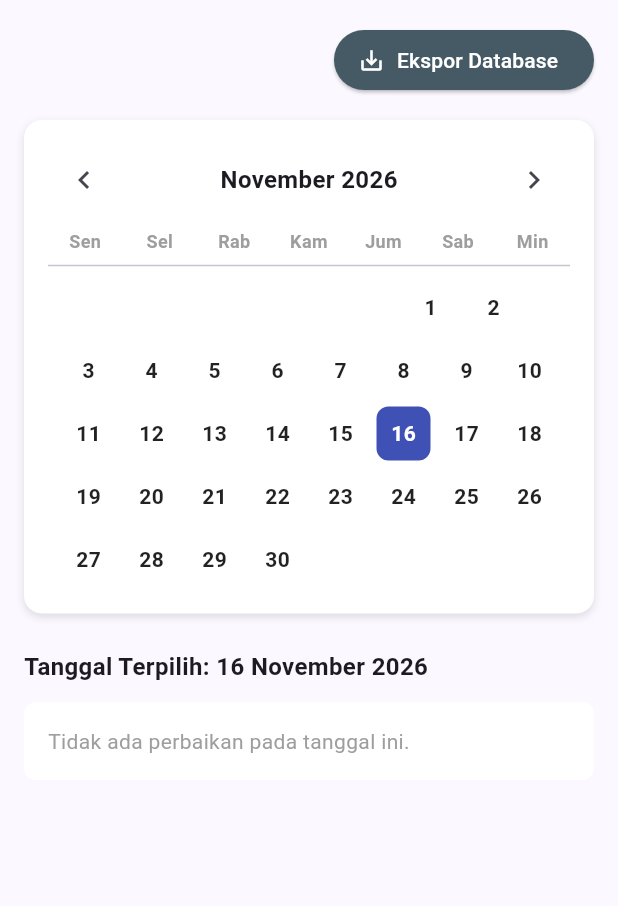
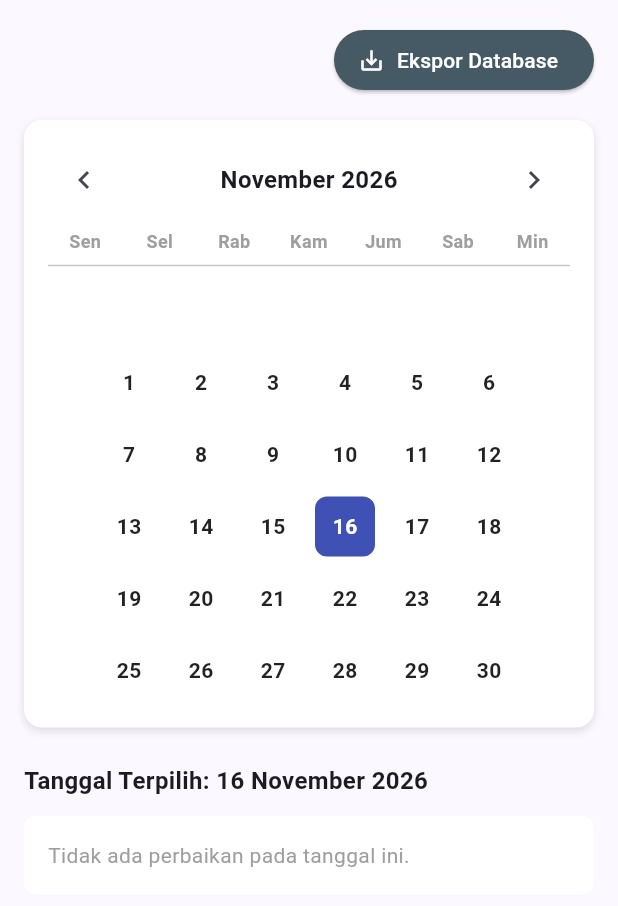
Before and after one commit to BagusAhmadi/aplikasi_perawatan_itrr, a Flutter app: the GensetRiwayatScreen widget shown alone on an empty page, opened directly, on a phone screen of 412 x 824 dp. Shown: the top 906 px of the screen. Run offline on Flutter 3.47's test engine with Material 3 defaults, Android fonts, the phone set to English and light mode, and no system bars; our stand-ins replace file_picker, pdf, share_plus, sqflite; accounts and stored records are empty.

Commit message:
v19.5 kalender riwayat

```diff
--- a/lib/screens/genset/genset_riwayat_screen.dart
+++ b/lib/screens/genset/genset_riwayat_screen.dart
@@ -350,6 +350,9 @@ class _GensetRiwayatScreenState extends State<GensetRiwayatScreen> {
     );
   }
 
+  // ==========================================
+  // GRID KALENDER (UKURAN TETAP & ANTI MELAR)
+  // ==========================================
   Widget _buildCalendarGrid() {
     final firstDayOfMonth = DateTime(_currentMonth.year, _currentMonth.month, 1);
     final lastDayOfMonth = DateTime(_currentMonth.year, _currentMonth.month + 1, 0);
@@ -360,7 +363,7 @@ class _GensetRiwayatScreenState extends State<GensetRiwayatScreen> {
     List<Widget> dayWidgets = [];
 
     for (int i = 1; i < firstWeekday; i++) {
-      dayWidgets.add(const SizedBox(width: 36, height: 36));
+      dayWidgets.add(const SizedBox(width: 44, height: 44));
     }
 
     for (int i = 1; i <= totalDays; i++) {
@@ -375,8 +378,8 @@ class _GensetRiwayatScreenState extends State<GensetRiwayatScreen> {
         GestureDetector(
           onTap: () => setState(() => _selectedDate = date),
           child: Container(
-            width: 36,
-            height: 36,
+            width: 40, // Ukuran kotak tanggal dikunci
+            height: 40,
             margin: const EdgeInsets.all(2),
             decoration: BoxDecoration(
               color: isSelected
@@ -403,11 +406,17 @@ class _GensetRiwayatScreenState extends State<GensetRiwayatScreen> {
       );
     }
 
-    return Wrap(
-      alignment: WrapAlignment.start,
-      spacing: 2,
-      runSpacing: 2,
-      children: dayWidgets,
+    // Membatasi lebar maksimal kalender agar tetap rapi di tablet/desktop
+    return Center(
+      child: ConstrainedBox(
+        constraints: const BoxConstraints(maxWidth: 320),
+        child: Wrap(
+          alignment: WrapAlignment.start,
+          spacing: 4,
+          runSpacing: 4,
+          children: dayWidgets,
+        ),
+      ),
     );
   }
 
```
